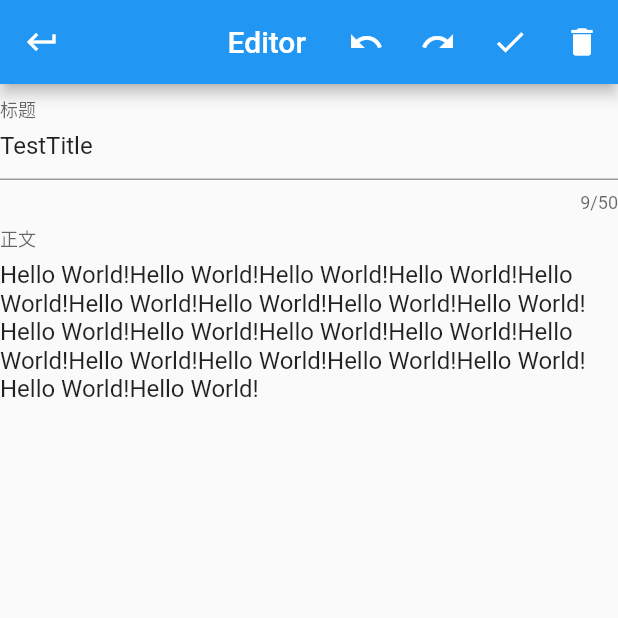
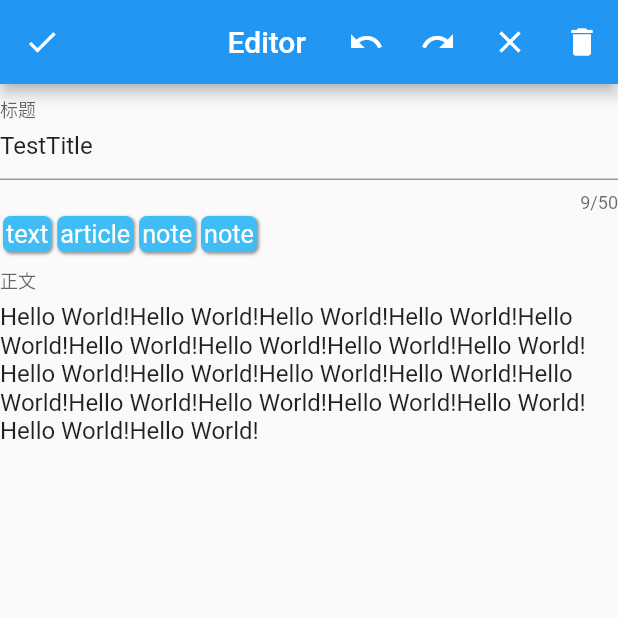
Before and after one commit to SmokeyDays/DaySmote, a Flutter app: the screen it shows after launch, after a tap on "TestTitle", on a phone screen of 412 x 824 dp, the top half of it. Run offline on Flutter 3.47's test engine with Material 2 defaults, Android fonts, the phone set to English and light mode, and no system bars; our stand-ins replace get; missing offline and left inert: dart:ffi.

Commit message:
Add: Delete tags, Delete note, Edit note, and so on. Fixed some bugs.

```diff
--- a/lib/editor/logic.dart
+++ b/lib/editor/logic.dart
@@ -7,7 +7,9 @@ import '/menu/state.dart';
 class EditorLogic extends GetxController {
   final EditorState state = EditorState();
   void initState() {
-    init();
+    state.versions.clear();
+    state.versionPointer = 0;
+    print("initState");
   }
 
   void modifyArticle(Article article) {
@@ -36,7 +38,6 @@ class EditorLogic extends GetxController {
     state.versions.clear();
     state.versionPointer = 0;
     print(state.versions.length);
-    update();
     return Article("",[],"");
   }
 
--- a/lib/editor/view.dart
+++ b/lib/editor/view.dart
@@ -6,24 +6,25 @@ import 'package:get/get.dart';
 
 import '/menu/state.dart';
 import 'logic.dart';
+import '/menu/view.dart';
 
 class EditorPage extends StatelessWidget {
   final logic = Get.put(EditorLogic());
   final state = Get.find<EditorLogic>().state;
 
-
   @override
   Widget build(BuildContext context) {
     logic.initState();
-    state.versions.add(Article(Get.arguments.title, Get.arguments.tags, Get.arguments.contain));
+    state.versions.add(Get.arguments.copy());
     return Scaffold(
       appBar: AppBar(
         title: Text('Editor'), centerTitle: true,
         leading: Builder(builder: (context) {
           return IconButton(
-            icon: Icon(Icons.keyboard_return), //自定义图标
+            icon: Icon(Icons.done), //自定义图标
             onPressed: () {
-              // 打开抽屉菜单
+              print(state.versionPointer);
+              print(state.versions[state.versionPointer].title);
               Get.back(result: state.versions[state.versionPointer].copy());
             },
           );
@@ -42,9 +43,9 @@ class EditorPage extends StatelessWidget {
             },
           ),
           IconButton(
-            icon: Icon(Icons.done), //自定义图标
+            icon: Icon(Icons.clear), //自定义图标
             onPressed: () {
-              Get.back(result: state.versions[state.versionPointer]);
+              Get.back(result: state.versions[0].copy());
             },
           ),
           IconButton(
@@ -58,30 +59,57 @@ class EditorPage extends StatelessWidget {
       body: GetBuilder<EditorLogic>(
         builder: (_) {
           print(state.versionPointer);
-          return NoteEditor(state.versions[state.versionPointer]);
+          return NoteEditor();
         },
       ),
     );
   }
 }
 
-class NoteEditor extends StatelessWidget {
+class NoteEditor extends StatefulWidget {
+  const NoteEditor(
+      {
+    Key? key
+  }) : super(key: key);
+
+  @override
+  _NoteEditorState createState() => _NoteEditorState();
+}
+
+class _NoteEditorState extends State<NoteEditor> {
   final logic = Get.find<EditorLogic>();
   final state = Get.find<EditorLogic>().state;
-  final _controller = TextEditingController();
-  NoteEditor(
-      this.article, {
+  final _titleController = TextEditingController();
+  final _containController = TextEditingController();
+  _NoteEditorState(
+      {
     Key? key
-  }): super(key: key);
-  Article article;
+  });
+
+
+  @override
+  void initState() {
+    super.initState();
+  }
+
+  @override
+  void dispose() {
+    super.dispose();
+    _titleController.dispose();
+    _containController.dispose();
+  }
 
   @override
   Widget build(BuildContext context) {
+    print(state.versionPointer);
+    Article article = state.versions[state.versionPointer];
+    _titleController.text = article.title;
+    _containController.text = article.contain;
     return Container(
-        child: Column(
+        child: ListView(
           children: <Widget>[
             TextFormField(
-              initialValue: article.title,
+              controller: _titleController,
               maxLength: 50,
               maxLengthEnforcement: MaxLengthEnforcement.enforced,
               decoration: InputDecoration(
@@ -89,12 +117,16 @@ class NoteEditor extends StatelessWidget {
                 hintText: "请输入笔记的标题",
               ),
               onChanged: (v) {
+                article = article.copy();
                 article.title = v;
                 logic.modifyArticle(article);
               },
             ),
+            NoteEditorTagList(
+              article.tags,
+            ),
             TextFormField(
-              initialValue: article.contain,
+              controller: _containController,
               keyboardType: TextInputType.multiline,
               maxLines: null,
               decoration: InputDecoration(
@@ -103,6 +135,7 @@ class NoteEditor extends StatelessWidget {
                 hintText: "请输入笔记内容",
               ),
               onChanged: (v) {
+                article = article.copy();
                 article.contain = v;
                 logic.modifyArticle(article);
               },
@@ -113,98 +146,43 @@ class NoteEditor extends StatelessWidget {
   }
 }
 
-class NoteCard extends StatelessWidget {
-  const NoteCard(
-      this.title,
-      this.tags,
-      this.contain,{
-        Key? key,
-
-      }) : super(key: key);
-  final String title;
-  final List<String> tags;
-  final String contain;
-
-  @override
-  Widget build(BuildContext context) {
-    return Container(
-      width: double.infinity,
-      margin: EdgeInsets.all(5),
-      padding: EdgeInsets.all(5),
-      decoration: BoxDecoration(
-          color: Colors.white,
-          borderRadius: BorderRadius.circular(5.0), //3像素圆角
-          boxShadow: [ //阴影
-            BoxShadow(
-                color:Colors.black54,
-                offset: Offset(2.0,2.0),
-                blurRadius: 4.0
-            )
-          ]
-      ),
-      child: Column(
-        crossAxisAlignment: CrossAxisAlignment.start,
-        children: <Widget>[
-          Text(
-            title,
-            maxLines: 1,
-            overflow: TextOverflow.ellipsis,
-            textScaleFactor: 1.8,
-          ),
-          NoteCardTagList(tags),
-          Text(
-            contain,
-            maxLines: 3,
-            overflow: TextOverflow.ellipsis,
-            textScaleFactor: 1.1,
-          )
-        ],
-      ),
-    );
-  }
-}
-
-class NoteCardTagList extends StatelessWidget {
-  const NoteCardTagList(
+class NoteEditorTagList extends StatelessWidget {
+  final logic = Get.find<EditorLogic>();
+  final state = Get.find<EditorLogic>().state;
+  NoteEditorTagList(
       this.tags,{
         Key? key,
-
       }) : super(key: key);
   final List tags;
 
   @override
   Widget build(BuildContext context) {
+    Article article = state.versions[state.versionPointer];
     return Container(
         child: Row(
-          children: List.generate(tags.length, (index) {
-            return Opacity(
+          children: <Widget>[
+            Row(
+              children: List.generate(tags.length, (index) {
+                return GestureDetector(
+                  child: NoteTag(tags[index], 1.2),
+                  onTap: () {
+                    print("Tag Deleted");
+                    article = article.copy();
+                    article.tags.removeAt(index);
+                    print(article.tags.length);
+                    logic.modifyArticle(article);
+                    logic.update();
+                  },
+                );
+              }),
+            ),
+            Opacity(
               opacity: 0.75,
               child: Container(
-                margin: EdgeInsets.all(2),
-                padding: EdgeInsets.all(2),
-                decoration: BoxDecoration(
-                    color: Colors.lightBlue,
-                    borderRadius: BorderRadius.circular(5.0), //3像素圆角
-                    boxShadow: [ //阴影
-                      BoxShadow(
-                          color:Colors.black54,
-                          offset: Offset(1.0,1.0),
-                          blurRadius: 1.0
-                      )
-                    ]
-                ),
-                child: Text(
-                  tags[index],
-                  style: TextStyle(
-                    color: Colors.white,
-                  ),
-                  maxLines: 1,
-                  overflow: TextOverflow.ellipsis,
-                  textScaleFactor: 0.9,
-                ),
+
               ),
-            );
-          }),
+            ),
+          ]
         )
     );
   }
--- a/lib/menu/logic.dart
+++ b/lib/menu/logic.dart
@@ -6,6 +6,10 @@ class MenuLogic extends GetxController {
   final MenuState state = MenuState();
   void insertArticle(Article article) {
     state.list.add(article.copy());
+    update();
+  }
+  void deleteArticle(int index) {
+    state.list.removeAt(index);
     update();
   }
   void modifyArticle(Article article, int index) {
--- a/lib/menu/view.dart
+++ b/lib/menu/view.dart
@@ -44,6 +44,8 @@ class MenuPage extends StatelessWidget {
         child: Icon(Icons.add),
         onPressed: () async {
           Article newArticle = await Get.to(EditorPage(), arguments: Article("",[],""));
+          print(newArticle.title);
+          print(newArticle.contain);
           if("" != newArticle.title && "" != newArticle.contain) {
             logic.insertArticle(newArticle);
           } else {
@@ -107,12 +109,11 @@ class NoteCard extends StatelessWidget {
         if("" != newArticle.title && "" != newArticle.contain) {
           logic.modifyArticle(newArticle, index);
         } else {
-          print("Edited Null Article");
+          print("Article " + index.toString() + "deleted");
+          logic.deleteArticle(index);
         }
       }
     );
-
-
   }
 }
 
@@ -129,6 +130,22 @@ class NoteCardTagList extends StatelessWidget {
     return Container(
         child: Row(
           children: List.generate(tags.length, (index) {
+            return NoteTag(tags[index], 0.9);
+          }),
+        )
+    );
+  }
+}
+
+class NoteTag extends StatelessWidget {
+  NoteTag(
+      this.tag,
+      this.size,
+      {Key? key
+      }) : super(key: key);
+  final String tag;
+  final double size;
+  Widget build(BuildContext context) {
     return Opacity(
       opacity: 0.75,
       child: Container(
@@ -146,18 +163,15 @@ class NoteCardTagList extends StatelessWidget {
             ]
         ),
         child: Text(
-                  tags[index],
+          tag,
           style: TextStyle(
             color: Colors.white,
           ),
           maxLines: 1,
           overflow: TextOverflow.ellipsis,
-                  textScaleFactor: 0.9,
+          textScaleFactor: size,
         ),
       ),
     );
-          }),
-        )
-    );
   }
 }
```
Also changed, not shown: 1 other file. Lines whose indentation alone changed are shown as unchanged.
